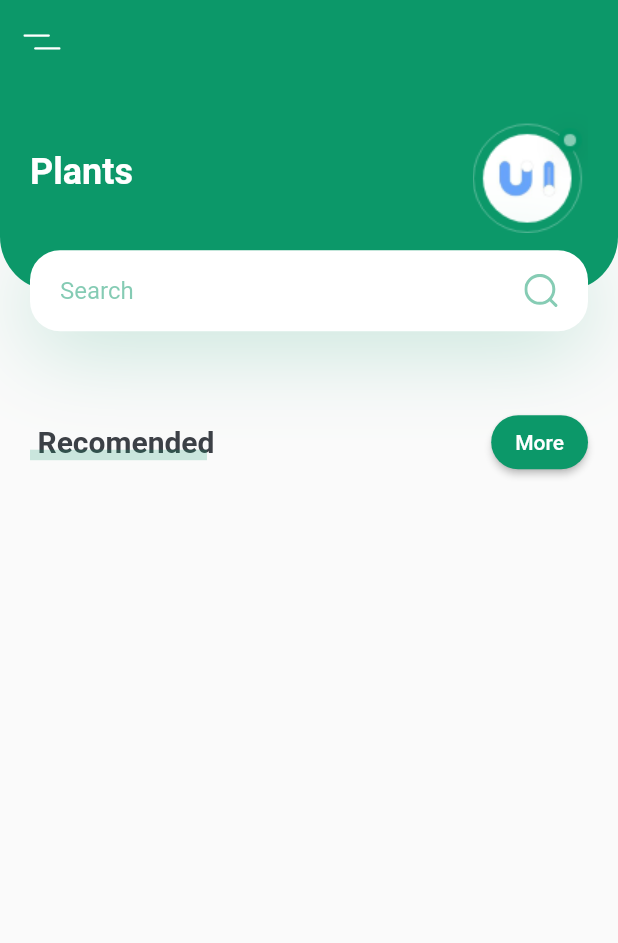
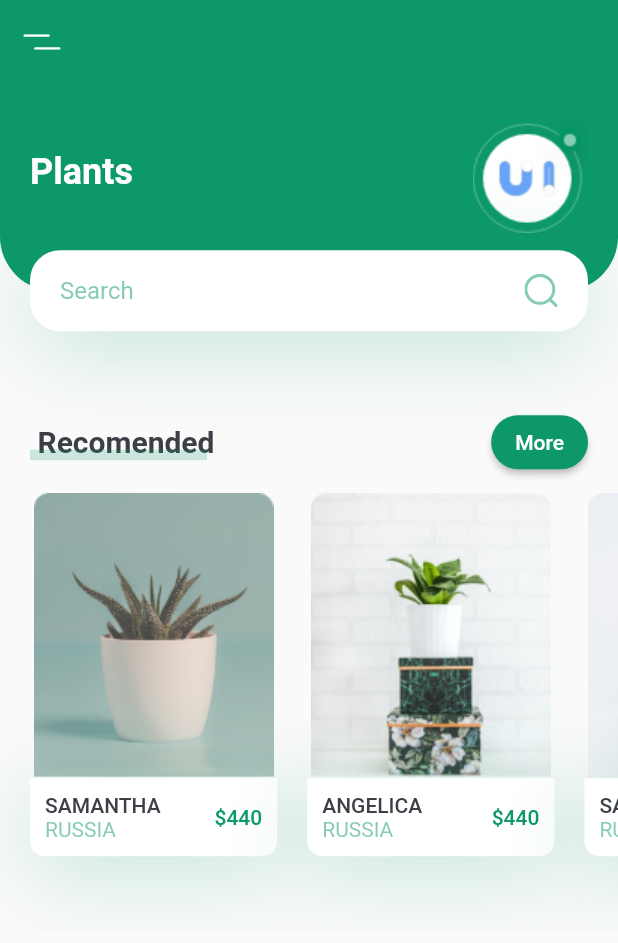
Before and after one commit to Dandy27/apppplants, a Flutter app: the screen it shows after launch, on a phone screen of 412 x 824 dp. Shown: the top 943 px of the screen. Run offline on Flutter 3.47's test engine with Material 2 defaults, Android fonts, the phone set to English and light mode, and no system bars; our stand-ins replace flutter_svg.

Commit message:
RecomendsPlants

```diff
--- a/lib/screens/home/components/body.dart
+++ b/lib/screens/home/components/body.dart
@@ -1,6 +1,8 @@
 import 'dart:ui';
 
 import 'package:apppplants/constants.dart';
+import 'package:apppplants/screens/home/components/recomends_plants.dart';
+import 'package:apppplants/screens/home/components/tilte_with_more_btn.dart';
 import 'package:flutter/material.dart';
 import 'header_with_search_box.dart';
 
@@ -14,74 +16,13 @@ class Body extends StatelessWidget {
       child: Column(
         children: [
           HeaderWithSearchBox(size: size),
-          TitleWithMoreBtn(),
+          TitleWithMoreBtn(
+            title: 'Recomended',
+            press: () {},
+          ),
+          RecomendsPlants()
         ],
       ),
     );
   }
 }
-
-class TitleWithMoreBtn extends StatelessWidget {
-  const TitleWithMoreBtn({
-    Key? key,
-  }) : super(key: key);
-
-  @override
-  Widget build(BuildContext context) {
-    return Padding(
-      padding: const EdgeInsets.symmetric(horizontal: kDefaultPadding),
-      child: Row(
-        children: [
-          TitleWithCustomUnderline(
-            text: 'Recomended',
-          ),
-          Spacer(),
-          ElevatedButton(
-              style: ElevatedButton.styleFrom(
-                  shape: RoundedRectangleBorder(
-                      borderRadius: BorderRadius.circular(20)),
-                  primary: kPrimaryColor),
-              onPressed: () {},
-              child: Text('More'))
-        ],
-      ),
-    );
-  }
-}
-
-class TitleWithCustomUnderline extends StatelessWidget {
-  const TitleWithCustomUnderline({
-    Key? key,
-    this.text,
-  }) : super(key: key);
-
-  final String? text;
-
-  @override
-  Widget build(BuildContext context) {
-    return Container(
-      height: 24,
-      child: Stack(
-        children: [
-          Padding(
-            padding: const EdgeInsets.only(left: kDefaultPadding / 4),
-            child: Text(
-              text as dynamic,
-              style: TextStyle(fontSize: 20, fontWeight: FontWeight.bold),
-            ),
-          ),
-          Positioned(
-            bottom: 0,
-            left: 0,
-            right: 0,
-            child: Container(
-              margin: EdgeInsets.only(right: kDefaultPadding / 4),
-              height: 7,
-              color: kPrimaryColor.withOpacity(0.2),
-            ),
-          )
-        ],
-      ),
-    );
-  }
-}
--- /dev/null
+++ b/lib/screens/home/components/recomends_plants.dart
@@ -0,0 +1,115 @@
+import 'package:flutter/material.dart';
+
+import '../../../constants.dart';
+
+
+class RecomendsPlants extends StatelessWidget {
+  const RecomendsPlants({
+    Key? key,
+  }) : super(key: key);
+
+  @override
+  Widget build(BuildContext context) {
+    return SingleChildScrollView(
+      scrollDirection: Axis.horizontal,
+      child: Row(
+        children: [
+          RecomendPlantCard(
+            image: 'assets/images/image_1.png',
+            title: 'Samantha',
+            country: 'Russia',
+            price: 440,
+            press: (){},
+          ),
+          RecomendPlantCard(
+            image: 'assets/images/image_2.png',
+            title: 'Angelica',
+            country: 'Russia',
+            price: 440,
+            press: (){},
+          ),
+          RecomendPlantCard(
+            image: 'assets/images/image_3.png',
+            title: 'Samantha',
+            country: 'Russia',
+            price: 440,
+            press: (){},
+          )
+        ],
+      ),
+    );
+  }
+}
+
+class RecomendPlantCard extends StatelessWidget {
+  const RecomendPlantCard({
+    Key? key,
+    required this.image,
+    required this.title,
+    required this.country,
+    required this.price,
+    required this.press,
+  }) : super(key: key);
+
+  final String image, title, country;
+  final int price;
+  final Function press;
+
+  @override
+  Widget build(BuildContext context) {
+    Size size = MediaQuery.of(context).size;
+    return Container(
+      margin: EdgeInsets.only(
+          left: kDefaultPadding,
+          top: kDefaultPadding / 2,
+          bottom: kDefaultPadding * 2.5),
+      width: size.width * 0.4,
+      child: Column(
+        children: [
+          Image.asset(image),
+          GestureDetector(
+            onTap: () {},
+            child: Container(
+              padding: EdgeInsets.all(kDefaultPadding / 2),
+              decoration: BoxDecoration(
+                  color: Colors.white,
+                  borderRadius: BorderRadius.only(
+                      bottomLeft: Radius.circular(10),
+                      bottomRight: Radius.circular(10)),
+                  boxShadow: [
+                    BoxShadow(
+                      offset: Offset(0, 10),
+                      blurRadius: 50,
+                      color: kPrimaryColor.withOpacity(0.23),
+                    )
+                  ]),
+              child: Row(
+                children: [
+                  RichText(
+                    text: TextSpan(children: [
+                      TextSpan(
+                          text: '$title\n'.toUpperCase(),
+                          style: Theme.of(context).textTheme.button),
+                      TextSpan(
+                          text: '$country'.toUpperCase(),
+                          style:
+                          TextStyle(color: kPrimaryColor.withOpacity(0.5)))
+                    ]),
+                  ),
+                  Spacer(),
+                  Text(
+                    '\$$price',
+                    style: Theme.of(context)
+                        .textTheme
+                        .button
+                        ?.copyWith(color: kPrimaryColor),
+                  )
+                ],
+              ),
+            ),
+          )
+        ],
+      ),
+    );
+  }
+}
--- /dev/null
+++ b/lib/screens/home/components/tilte_with_more_btn.dart
@@ -0,0 +1,71 @@
+import 'package:flutter/material.dart';
+
+import '../../../constants.dart';
+
+class TitleWithMoreBtn extends StatelessWidget {
+  const TitleWithMoreBtn({
+    Key? key, required this.title, required this.press,
+  }) : super(key: key);
+  final String title;
+  final Function press;
+
+  @override
+  Widget build(BuildContext context) {
+    return Padding(
+      padding: const EdgeInsets.symmetric(horizontal: kDefaultPadding),
+      child: Row(
+        children: [
+          TitleWithCustomUnderline(
+            text: title,
+          ),
+          Spacer(),
+          ElevatedButton(
+              style: ElevatedButton.styleFrom(
+                  shape: RoundedRectangleBorder(
+                      borderRadius: BorderRadius.circular(20)),
+                  primary: kPrimaryColor),
+              //TODO: RESOLVER PRESS NA FUNÇÃO
+              onPressed: (){},
+              child: Text('More'))
+        ],
+      ),
+    );
+  }
+}
+
+class TitleWithCustomUnderline extends StatelessWidget {
+  const TitleWithCustomUnderline({
+    Key? key,
+    this.text,
+  }) : super(key: key);
+
+  final String? text;
+
+  @override
+  Widget build(BuildContext context) {
+    return Container(
+      height: 24,
+      child: Stack(
+        children: [
+          Padding(
+            padding: const EdgeInsets.only(left: kDefaultPadding / 4),
+            child: Text(
+              text as dynamic,
+              style: TextStyle(fontSize: 20, fontWeight: FontWeight.bold),
+            ),
+          ),
+          Positioned(
+            bottom: 0,
+            left: 0,
+            right: 0,
+            child: Container(
+              margin: EdgeInsets.only(right: kDefaultPadding / 4),
+              height: 7,
+              color: kPrimaryColor.withOpacity(0.2),
+            ),
+          )
+        ],
+      ),
+    );
+  }
+}
```
